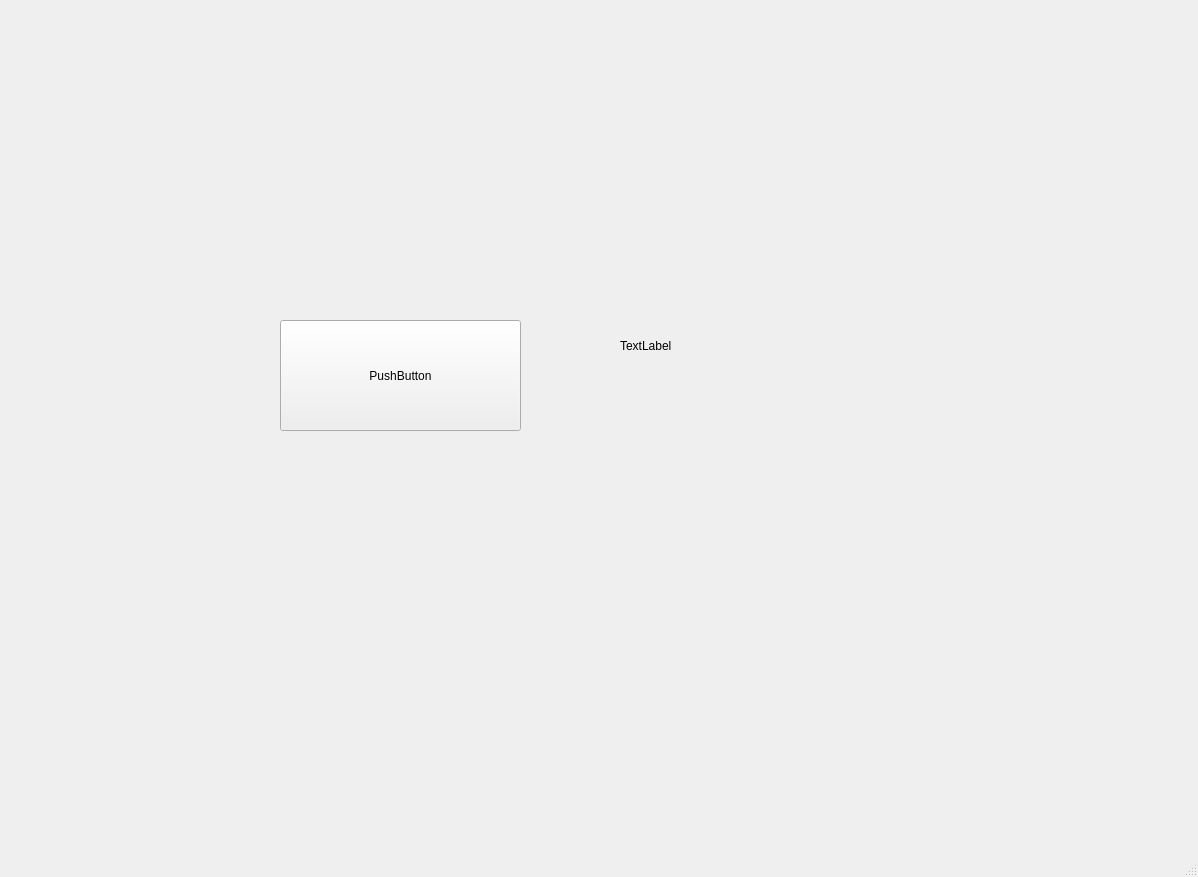
First picture: the form in UI.ui, repository xiaomengzhu2077/vediocheck, before the edit.
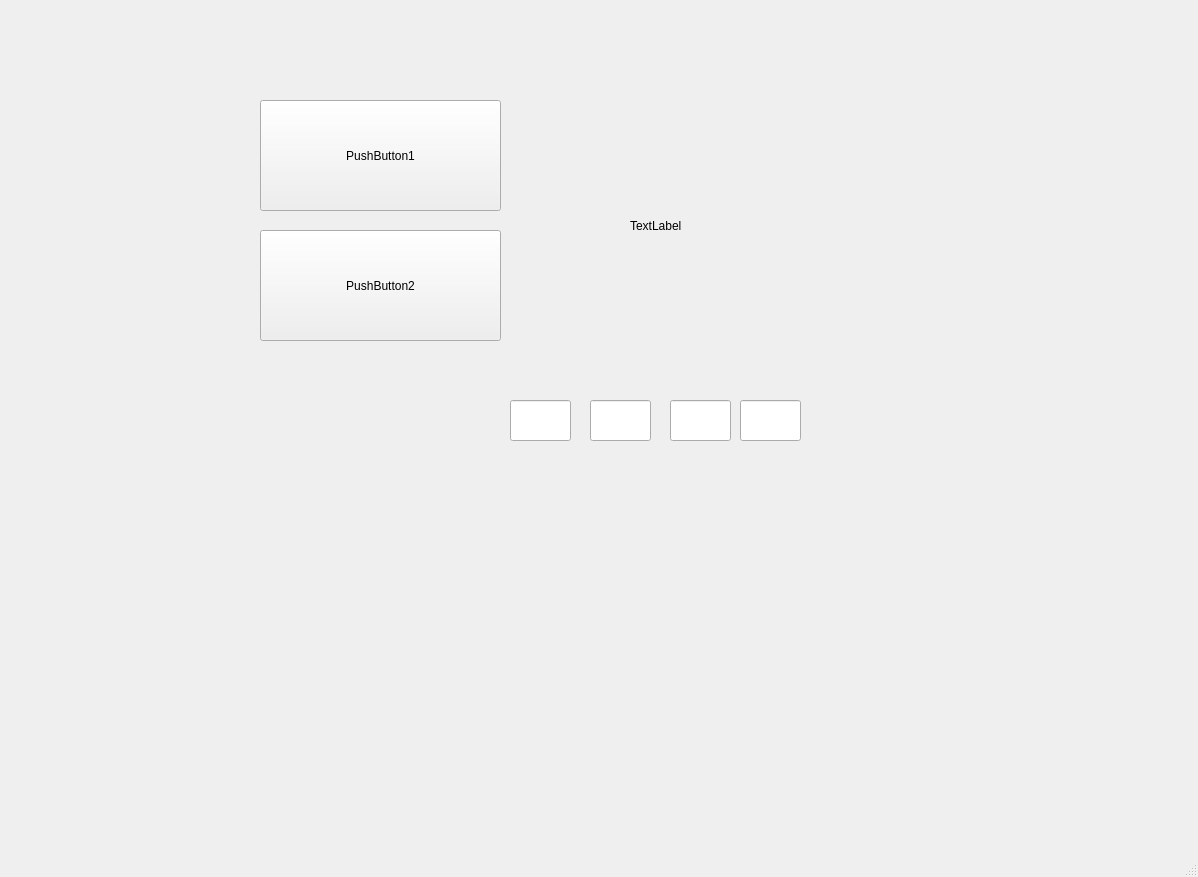
Second picture: the form after the edit.

Patch:
```diff
--- a/UI.ui
+++ b/UI.ui
@@ -17,21 +17,21 @@
    <widget class="QPushButton" name="pushButton">
     <property name="geometry">
      <rect>
-      <x>280</x>
-      <y>320</y>
+      <x>260</x>
+      <y>100</y>
       <width>241</width>
       <height>111</height>
      </rect>
     </property>
     <property name="text">
-     <string>PushButton</string>
+     <string>PushButton1</string>
     </property>
    </widget>
    <widget class="QLabel" name="label">
     <property name="geometry">
      <rect>
-      <x>620</x>
-      <y>280</y>
+      <x>630</x>
+      <y>160</y>
       <width>271</width>
       <height>131</height>
      </rect>
@@ -40,6 +40,59 @@
      <string>TextLabel</string>
     </property>
    </widget>
+   <widget class="QPushButton" name="pushButton_2">
+    <property name="geometry">
+     <rect>
+      <x>260</x>
+      <y>230</y>
+      <width>241</width>
+      <height>111</height>
+     </rect>
+    </property>
+    <property name="text">
+     <string>PushButton2</string>
+    </property>
+   </widget>
+   <widget class="QLineEdit" name="lineEdit">
+    <property name="geometry">
+     <rect>
+      <x>510</x>
+      <y>400</y>
+      <width>61</width>
+      <height>41</height>
+     </rect>
+    </property>
+   </widget>
+   <widget class="QLineEdit" name="lineEdit_2">
+    <property name="geometry">
+     <rect>
+      <x>590</x>
+      <y>400</y>
+      <width>61</width>
+      <height>41</height>
+     </rect>
+    </property>
+   </widget>
+   <widget class="QLineEdit" name="lineEdit_3">
+    <property name="geometry">
+     <rect>
+      <x>670</x>
+      <y>400</y>
+      <width>61</width>
+      <height>41</height>
+     </rect>
+    </property>
+   </widget>
+   <widget class="QLineEdit" name="lineEdit_4">
+    <property name="geometry">
+     <rect>
+      <x>740</x>
+      <y>400</y>
+      <width>61</width>
+      <height>41</height>
+     </rect>
+    </property>
+   </widget>
   </widget>
   <widget class="QMenuBar" name="menubar">
    <property name="geometry">
```
